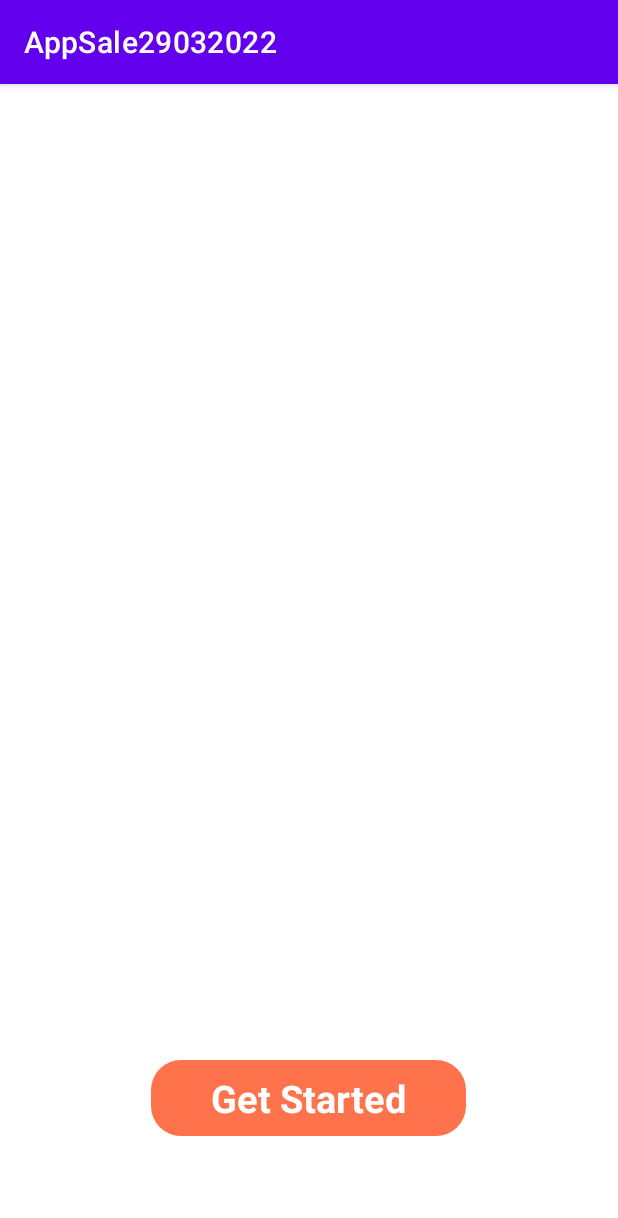
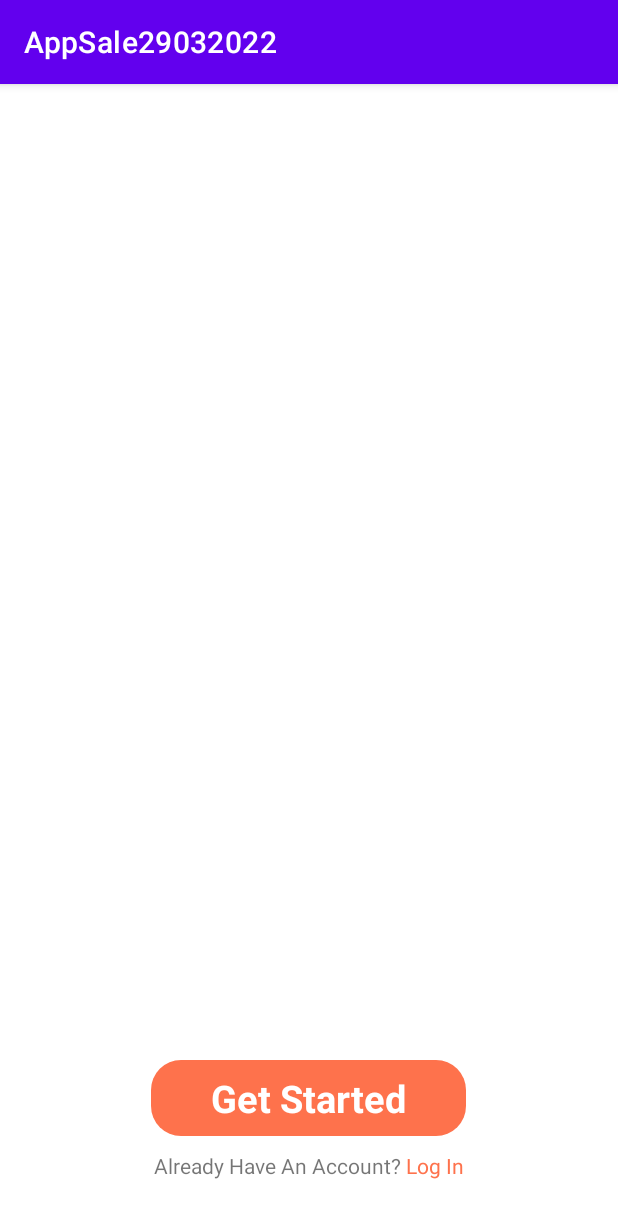
Before and after one commit to Loannelly2022/appsale29032022, an Android app: the screen it shows after launch (OnboardDingActivity), on a phone screen of 412 x 824 dp. Shown: the top 1218 px of the screen. Run offline under Robolectric (Android 15) with nearby library versions, the phone set to English and light mode, and no system bars.

Commit message:
spannableString Builder

```diff
--- a/app/src/main/java/com/example/appsale29032022/presentation/view/activity/onboard/OnboardDingActivity.java
+++ b/app/src/main/java/com/example/appsale29032022/presentation/view/activity/onboard/OnboardDingActivity.java
@@ -1,20 +1,59 @@
 package com.example.appsale29032022.presentation.view.activity.onboard;
 
+import androidx.annotation.NonNull;
 import androidx.appcompat.app.AppCompatActivity;
 
+import android.graphics.Color;
+import android.graphics.Typeface;
 import android.os.Bundle;
+import android.text.SpannableStringBuilder;
+import android.text.Spanned;
+import android.text.TextPaint;
+import android.text.method.LinkMovementMethod;
+import android.text.style.ClickableSpan;
+import android.text.style.StyleSpan;
 import android.view.View;
+import android.widget.LinearLayout;
+import android.widget.TextView;
+import android.widget.Toast;
 
 import com.example.appsale29032022.R;
 
 public class OnboardDingActivity extends AppCompatActivity {
 
+    TextView tvRequestLogin;
+    LinearLayout btnGetStarted;
     @Override
     protected void onCreate(Bundle savedInstanceState) {
         super.onCreate(savedInstanceState);
         setContentView(R.layout.activity_onboarding);
+
+        tvRequestLogin = findViewById(R.id.textview_request_login);
+        btnGetStarted = findViewById(R.id.button_get_started);
+
+        // Request Login Text
+        setTextRequestLogin();
     }
 
-    public void clickme(View view) {
+    private void setTextRequestLogin() {
+        SpannableStringBuilder builder = new SpannableStringBuilder();
+        builder.append("Already Have An Account?");
+        int start = builder.length();
+        builder.append(" Log In");
+        builder.setSpan(new ClickableSpan() {
+            @Override
+            public void onClick(@NonNull View view) {
+
+            }
+
+            @Override
+            public void updateDrawState(@NonNull TextPaint ds) {
+                ds.setColor(getResources().getColor(R.color.primary));
+            }
+        }, start, builder.length(), Spanned.SPAN_INCLUSIVE_INCLUSIVE);
+        tvRequestLogin.setText(builder);
+        tvRequestLogin.setHighlightColor(Color.TRANSPARENT);
+        tvRequestLogin.setMovementMethod(LinkMovementMethod.getInstance());
     }
+
 }
--- a/app/src/main/res/layout/activity_onboarding.xml
+++ b/app/src/main/res/layout/activity_onboarding.xml
@@ -22,7 +22,7 @@
         android:layout_width="match_parent"
         android:layout_height="0dp">
         <LinearLayout
-            android:onClick="clickme"
+            android:id="@+id/button_get_started"
             android:gravity="center"
             android:background="@drawable/background_button_corner_primary"
             android:paddingTop="8dp"
@@ -42,6 +42,7 @@
         </LinearLayout>
 
         <TextView
+            android:id="@+id/textview_request_login"
             android:layout_marginTop="10dp"
             tools:text="Already Have An Acount? Log In"
             android:layout_width="wrap_content"
```
